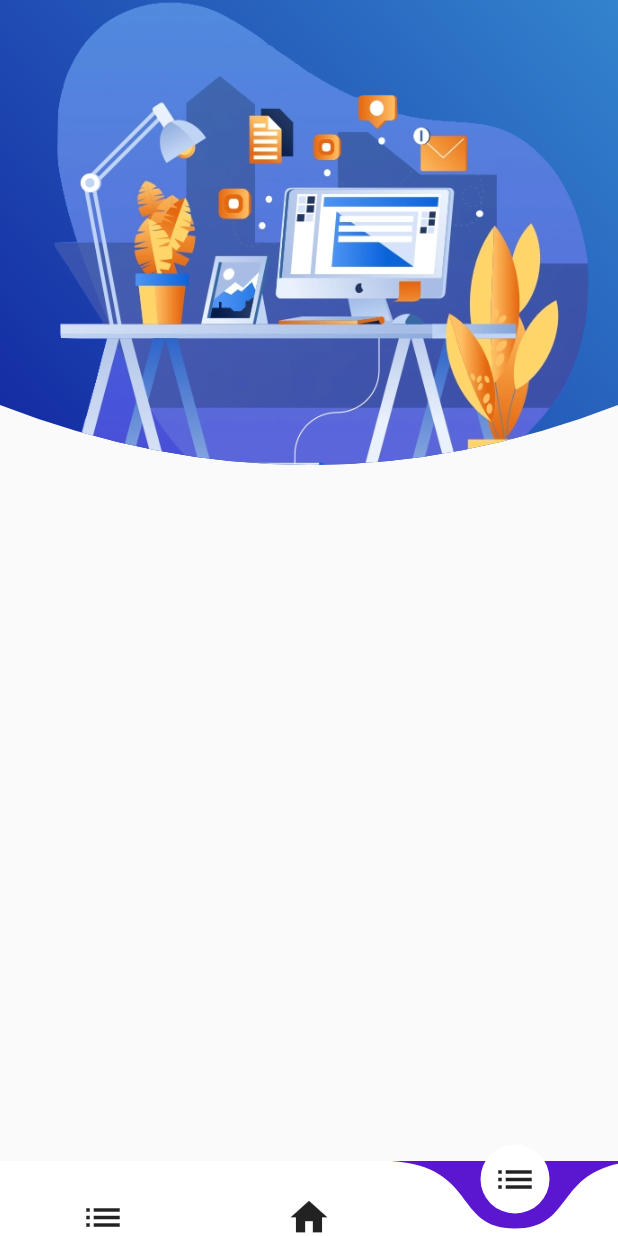
After one commit to bhawikj/bhawik, a Flutter app: the Home screen opened directly, item 3 of the bottom bar chosen, on a phone screen of 412 x 824 dp. The commit adds this screen. Run offline on Flutter 3.47's test engine with Material 2 defaults, Android fonts, the phone set to English and light mode, and no system bars; drawn by our look-alikes of curved_navigation_bar; our stand-ins replace cloud_firestore, email_validator, firebase_auth, flutter_svg, fluttertoast, get_it and 1 more; missing offline and left inert: foldable_sidebar; accounts and stored records are empty.

Commit message:
homepage update

```diff
--- a/lib/main.dart
+++ b/lib/main.dart
@@ -15,7 +15,7 @@ class MyApp extends StatelessWidget {
   @override
   Widget build(BuildContext context) {
     return MaterialApp(
-      title: 'Flutter Onboarding UI',
+      title: 'BIntern',
       builder: (context, child) => Navigator(
         key: locator<DialogService>().dialogNavigationKey,
         onGenerateRoute: (settings) => MaterialPageRoute(
--- /dev/null
+++ b/lib/screens/courses.dart
@@ -0,0 +1,117 @@
+import 'package:flutter/material.dart';
+import 'package:flutter/services.dart';
+import 'package:flutter_svg/flutter_svg.dart';
+
+
+void main() => runApp(Courses());
+
+class Courses extends StatefulWidget {
+
+  final String image;
+  final String textTop;
+  final String textBottom;
+  final double offset;
+  const Courses(
+      {Key key, this.image, this.textTop, this.textBottom, this.offset})
+      : super(key: key);
+
+  @override
+  _CoursesState createState() => _CoursesState();
+}
+
+
+class _CoursesState extends State<Courses> {
+  @override
+  Widget build(BuildContext context) {
+    return Scaffold(
+      body: AnnotatedRegion<SystemUiOverlayStyle>(
+        value: SystemUiOverlayStyle.light,
+            child: ClipPath(
+              clipper: MyClipper(),
+              child: Container(
+                padding: EdgeInsets.only(left: 40, top: 50, right: 20),
+                height: 350,
+                width: double.infinity,
+                decoration: BoxDecoration(
+                  gradient: LinearGradient(
+                    begin: Alignment.topRight,
+                    end: Alignment.bottomLeft,
+                    colors: [
+                      Color(0xFF3383CD),
+                      Color(0xFF11249F),
+                    ],
+                  ),
+                  image: DecorationImage(
+                    image: AssetImage("assets/images/onboarding0.png"),
+                  ),
+                ),
+              ),
+            ),
+      ),
+    );
+//          child: Stack(
+//            children: <Widget>[
+//              Container(
+//                height: double.infinity,
+//                width: double.infinity,
+//                decoration: BoxDecoration(
+//                  gradient: LinearGradient(
+//                    begin: Alignment.topCenter,
+//                    end: Alignment.bottomCenter,
+//                    colors: [
+//                      Color(0xFF3594DD),
+//                      Color(0xFF4563DB),
+//                      Color(0xFF5036D5),
+//                      Color(0xFF5B16D0),
+//                    ],
+//                    stops: [0.1, 0.4, 0.7, 0.9],
+//                  ),
+//                ),
+//              ),
+//              Container(
+//                height: double.infinity,
+//                child: SingleChildScrollView(
+//                    physics: AlwaysScrollableScrollPhysics(),
+//                    padding: EdgeInsets.symmetric(
+//                      horizontal: 40.0,
+//                      vertical: 90.0,
+//                    ),
+//                    child:
+//                    Column(
+//                      mainAxisAlignment: MainAxisAlignment.center,
+//                      children: <Widget>[
+//                        Text(
+//                          'COURSES',
+//                          style: TextStyle(
+//                            color: Colors.white,
+//                            fontFamily: 'OpenSans',
+//                            fontSize: 30.0,
+//                            fontWeight: FontWeight.bold,
+//                          ),
+//                        ),
+//                      ],
+//                    )
+//                ),
+//              )
+//            ],
+//          ),
+  }
+}
+
+class MyClipper extends CustomClipper<Path> {
+  @override
+  Path getClip(Size size) {
+    var path = Path();
+    path.lineTo(0, size.height - 80);
+    path.quadraticBezierTo(
+        size.width / 2, size.height, size.width, size.height - 80);
+    path.lineTo(size.width, 0);
+    path.close();
+    return path;
+  }
+
+  @override
+  bool shouldReclip(CustomClipper<Path> oldClipper) {
+    return false;
+  }
+}
--- a/lib/screens/home.dart
+++ b/lib/screens/home.dart
@@ -1,13 +1,48 @@
 import 'package:flutter/material.dart';
+import 'package:flutter/services.dart';
+import 'package:curved_navigation_bar/curved_navigation_bar.dart';
+import 'package:bhawik/screens/internships.dart';
+import 'package:bhawik/screens/courses.dart';
+import 'package:bhawik/screens/cv.dart';
 
 class Home extends StatefulWidget {
   @override
   HomeState createState() => HomeState();
 }
 
+int _page = 1;
+final _pageoption = [
+  CV(),
+  Internships(),
+  Courses(),
+];
+
 class HomeState extends State<Home> {
   @override
   Widget build(BuildContext context) {
-    return Container(child: Center(child: Text('HOME')));
+    return Scaffold(
+      body: _pageoption[_page],
+      bottomNavigationBar: CurvedNavigationBar(
+      backgroundColor: Color(0xFF5B16D0),
+      color: Colors.white,
+      buttonBackgroundColor: Colors.white,
+      items: <Widget>[
+        Icon(Icons.list, size: 30),
+        Icon(Icons.home, size: 30),
+        Icon(Icons.list, size: 30),
+      ],
+      height: 50,
+      animationDuration: Duration(
+        milliseconds: 150
+      ),
+      animationCurve: Curves.bounceInOut,
+      index: 1,
+      onTap: (index) {
+        setState(() {
+          _page = index;
+        });
+      },
+    ),
+    );
   }
 }
--- a/lib/screens/start_up.dart
+++ b/lib/screens/start_up.dart
@@ -17,9 +17,9 @@ class StartUpView extends StatelessWidget {
             mainAxisSize: MainAxisSize.min,
             children: <Widget>[
               SizedBox(
-                width: 300,
+                width: double.infinity,
                 height: 100,
-                child: Text('Head'),
+                child: Text("SPLASH SCREEN WITH LOADING"),
               ),
               CircularProgressIndicator(
                 strokeWidth: 3,
--- a/lib/services/navigation_service.dart
+++ b/lib/services/navigation_service.dart
@@ -6,7 +6,7 @@ class NavigationService {
   GlobalKey<NavigatorState> get navigationKey => _navigationKey;
 
   bool pop() {
-    return _navigationKey.currentState.pop();
+    _navigationKey.currentState.pop();
   }
 
   Future<dynamic> navigateTo(String routeName, {dynamic arguments}) {
--- a/pubspec.yaml
+++ b/pubspec.yaml
@@ -29,9 +29,10 @@ dependencies:
   provider: ^3.2.0
   provider_architecture: ^1.0.3
   email_validator: ^1.0.4
-  # The following adds the Cupertino Icons font to your application.
-  # Use with the CupertinoIcons class for iOS style icons.
   cupertino_icons: ^0.1.3
+  curved_navigation_bar: ^0.3.2
+  foldable_sidebar: ^1.0.0
+  flutter_svg: ^0.17.4
 
 dev_dependencies:
   flutter_test:
```
Also changed, not shown: lib/screens/cv.dart (added, +69 -0 lines), lib/screens/internships.dart (added, +259 -0 lines), lib/screens/login_screen.dart (+52 -25 lines), lib/screens/onboarding_screen.dart (+9 -7 lines), lib/screens/signup_screen.dart (+27 -1 lines), pubspec.lock.
